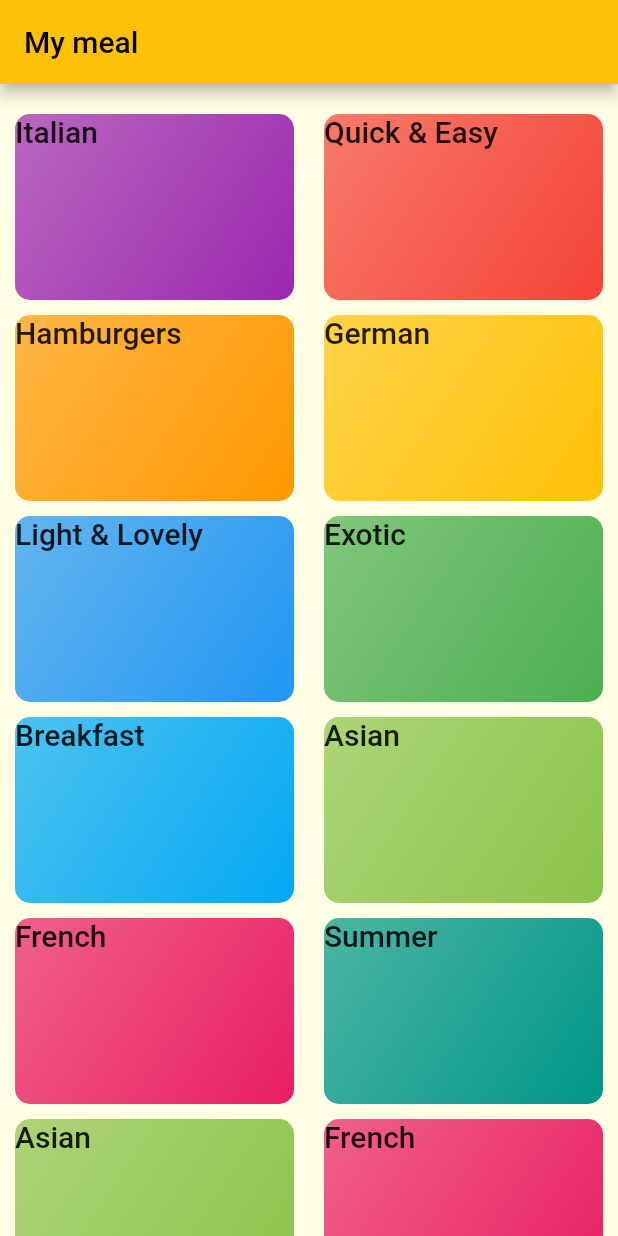
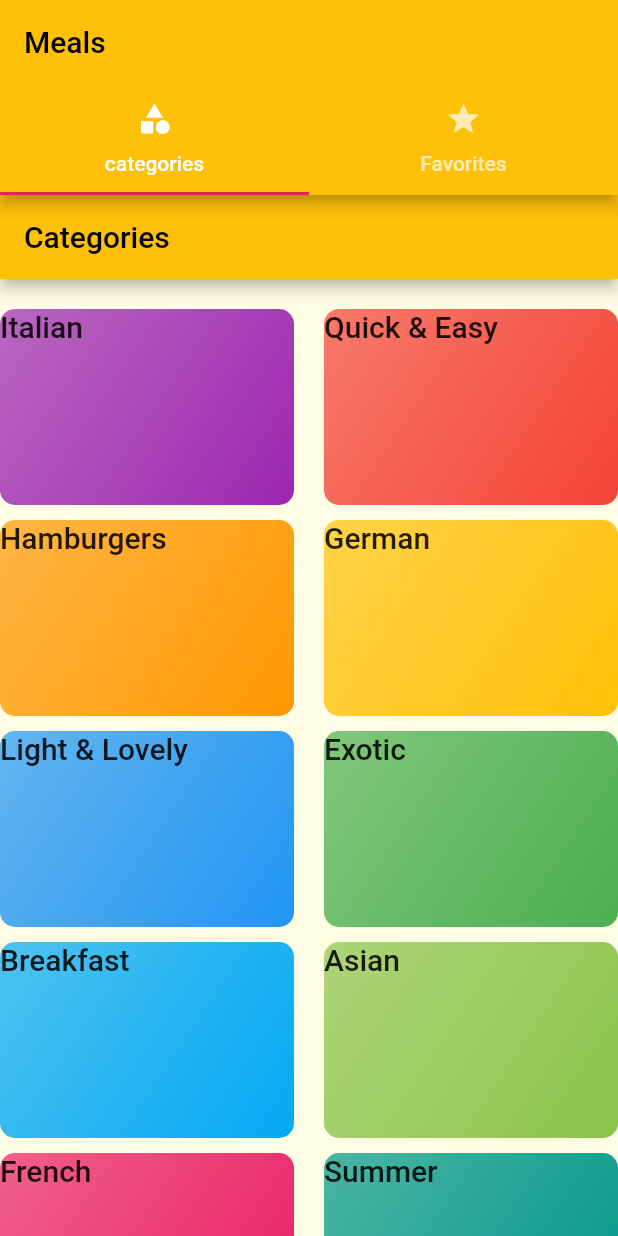
Before and after one commit to hasibulHossain/pasto, a Flutter app: the screen it shows after launch, on a phone screen of 412 x 824 dp. Run offline on Flutter 3.47's test engine with Material 2 defaults, Android fonts, the phone set to English and light mode, and no system bars.

Commit message:
update and added default tab screen

```diff
--- a/lib/data/dummy_data.dart
+++ b/lib/data/dummy_data.dart
@@ -37,21 +37,6 @@ const categories = [
     id: 'c7',
     title: 'Breakfast',
     color: Colors.lightBlue,
-  ),
-  Category(
-    id: 'c8',
-    title: 'Asian',
-    color: Colors.lightGreen,
-  ),
-  Category(
-    id: 'c9',
-    title: 'French',
-    color: Colors.pink,
-  ),
-  Category(
-    id: 'c10',
-    title: 'Summer',
-    color: Colors.teal,
   ),
   Category(
     id: 'c8',
--- a/lib/layout/custom_scaffold.dart
+++ b/lib/layout/custom_scaffold.dart
@@ -15,10 +15,6 @@ class CustomScaffold extends StatelessWidget {
       ),
       body: Container(
         child: body,
-        padding: const EdgeInsets.only(
-          right: 10,
-          left: 10,
-        ),
       ),
     );
   }
--- a/lib/main.dart
+++ b/lib/main.dart
@@ -1,7 +1,8 @@
 import 'package:flutter/material.dart';
 
-import './screens/homepage.dart';
+import './screens/tab/tab.dart';
 import './screens/category_details/category_details.dart';
+import './screens/meal_details/meal_details.dart';
 
 void main() {
   runApp(const MyApp());
@@ -34,9 +35,16 @@ class MyApp extends StatelessWidget {
       // home: const HomePage(title: 'My meal'),
       initialRoute: '/', // default is '/'
       routes: {
-        '/': (context) => const HomePage(title: 'My meal'),
-        CategoryDetails.route: (context) => const CategoryDetails()
+        '/': (context) => const TabsScreen(),
+        CategoryDetails.route: (context) => const CategoryDetails(),
+        MealDetails.route: (context) => const MealDetails(),
       },
+      // onGenerateRoute: (settings) {
+      //   //on generate route will call if none of the route match with routes. then this fallback screen will show.
+      //   return MaterialPageRoute(
+      //     builder: (context) => const TabsScreen(),
+      //   );
+      // },
     );
   }
 }
--- a/lib/screens/category_details/category_details.dart
+++ b/lib/screens/category_details/category_details.dart
@@ -26,6 +26,7 @@ class CategoryDetails extends StatelessWidget {
       body: ListView.builder(
         itemBuilder: (ctx, index) {
           return MealItem(
+            id: categoryMeals[index].id,
             title: categoryMeals[index].title,
             affordability: categoryMeals[index].affordability,
             complexity: categoryMeals[index].complexity,
--- /dev/null
+++ b/lib/screens/favorites/favorites.dart
@@ -0,0 +1,12 @@
+import 'package:flutter/material.dart';
+
+class Favorites extends StatelessWidget {
+  const Favorites({ Key? key }) : super(key: key);
+
+  @override
+  Widget build(BuildContext context) {
+    return const Center(
+      child: Text('Favorites')
+    );
+  }
+}
--- /dev/null
+++ b/lib/screens/tab/tab.dart
@@ -0,0 +1,37 @@
+import 'package:flutter/material.dart';
+
+import '../homepage.dart';
+import '../favorites/favorites.dart';
+
+class TabsScreen extends StatefulWidget {
+  const TabsScreen({Key? key}) : super(key: key);
+
+  @override
+  _TabsScreenState createState() => _TabsScreenState();
+}
+
+class _TabsScreenState extends State<TabsScreen> {
+  @override
+  Widget build(BuildContext context) {
+    return DefaultTabController(
+      length: 2,
+      child: Scaffold(
+        appBar: AppBar(
+          title: const Text('Meals'),
+          bottom: const TabBar(
+            tabs: <Widget>[
+              Tab(icon: Icon(Icons.category), text: 'categories'),
+              Tab(icon: Icon(Icons.star), text: 'Favorites'),
+            ],
+          ),
+        ),
+        body: const TabBarView(
+          children: <Widget>[
+            HomePage(title: 'Categories'),
+            Favorites(),
+          ],
+        ),
+      ),
+    );
+  }
+}
```
Also changed, not shown: lib/components/meal_item/meal_item.dart (+10 -2 lines), lib/screens/meal_details/meal_details.dart (added, +102 -0 lines).
